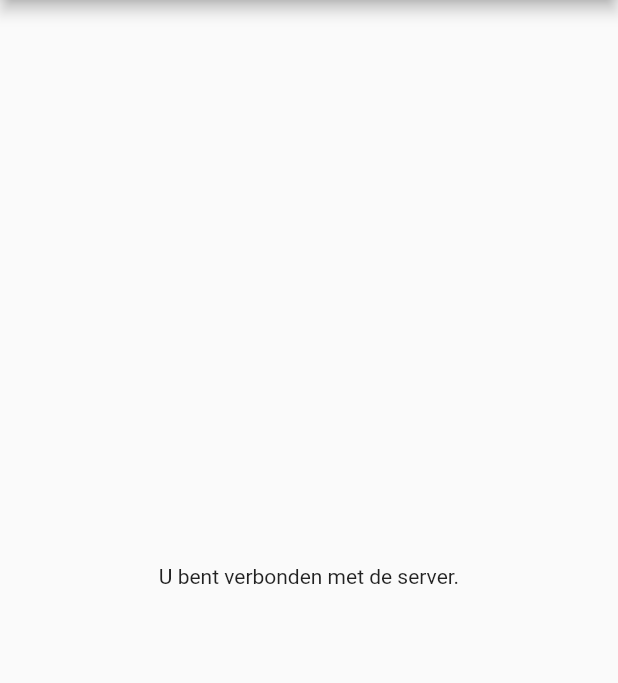
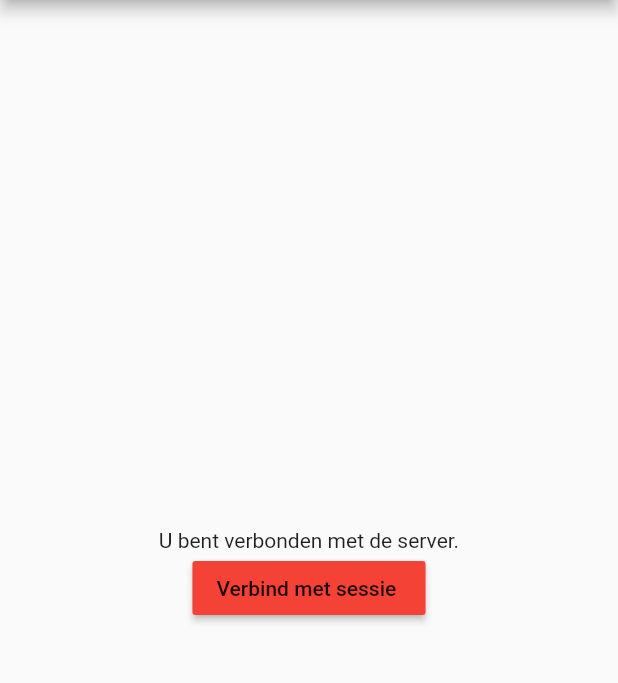
Before and after one commit to mixxamm/SMSWallNative, a Flutter app: the screen it shows after launch, on a phone screen of 412 x 824 dp, the part 84-767 px from its top. Run offline on Flutter 3.47's test engine with Material 2 defaults, Android fonts, the phone set to English and light mode, and no system bars; missing offline and left inert: qr_code_scanner, signalr_core, sms.

Commit message:
Maak sessie functionaliteit

```diff
--- a/lib/main.dart
+++ b/lib/main.dart
@@ -1,6 +1,7 @@
 import 'package:flutter/material.dart';
 import 'package:signalr_core/signalr_core.dart';
 import 'package:sms/sms.dart';
+import 'scanner.dart';
 
 void main() => runApp(MyApp());
 
@@ -8,7 +9,7 @@ class MyApp extends StatelessWidget {
   @override
   Widget build(BuildContext context) {
     return MaterialApp(
-      title: 'Flutter Demo',
+      title: 'SMSWall',
       theme: ThemeData(
         primarySwatch: Colors.red,
       ),
@@ -28,6 +29,7 @@ class MyHomePage extends StatefulWidget {
 
 class _MyHomePageState extends State<MyHomePage> {
   int _counter = 0;
+  String sessie = '';
   String verbonden = ' niet';
   final connection = HubConnectionBuilder()
       .withUrl(
@@ -56,13 +58,21 @@ class _MyHomePageState extends State<MyHomePage> {
   void listenForSms() {
     SmsReceiver receiver = new SmsReceiver();
     receiver.onSmsReceived.listen((SmsMessage msg) => {
-          connection.invoke("SendSMS", args: [msg.body])
+          connection.invoke("SendSMS", args: [msg.body, sessie])
         });
   }
 
   void _incrementCounter() {
     setState(() {
       _counter++;
+    });
+  }
+
+  void verbindMetSessie() async {
+    final sessieCode = await Navigator.push(
+        context, MaterialPageRoute(builder: (context) => Scanner()));
+    setState(() {
+      sessie = sessieCode;
     });
   }
 
@@ -79,6 +89,12 @@ class _MyHomePageState extends State<MyHomePage> {
             Text(
               'U bent$verbonden verbonden met de server.',
             ),
+            MaterialButton(
+              color: sessie == '' ? Colors.red : Colors.green,
+              child: Text((sessie == '' ? 'Verbind' : 'Verbonden') +
+                  ' met sessie $sessie'),
+              onPressed: () => verbindMetSessie(),
+            )
           ],
         ),
       ), // This trailing comma makes auto-formatting nicer for build methods.
--- a/pubspec.yaml
+++ b/pubspec.yaml
@@ -21,6 +21,7 @@ dependencies:
     sdk: flutter
   signalr_core: ^1.0.4
   sms: ^0.2.4
+  qr_code_scanner: ^0.0.13
 
   # The following adds the Cupertino Icons font to your application.
   # Use with the CupertinoIcons class for iOS style icons.
```
Also changed, not shown: lib/scanner.dart (added, +52 -0 lines), pubspec.lock, 1 other file.
